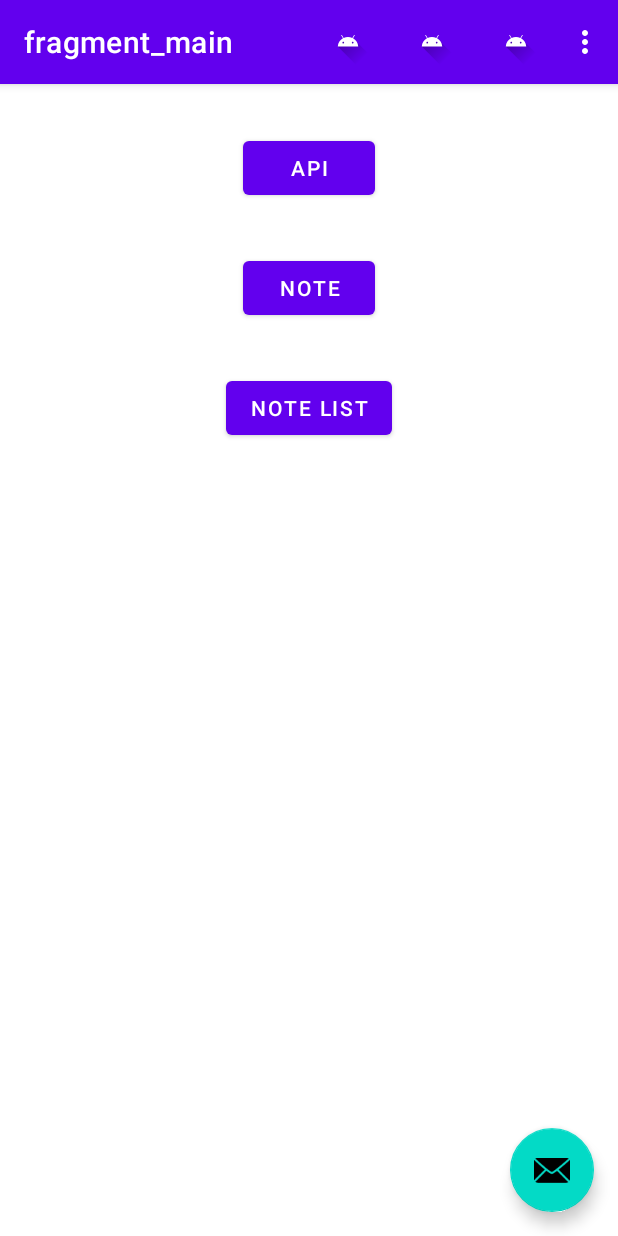
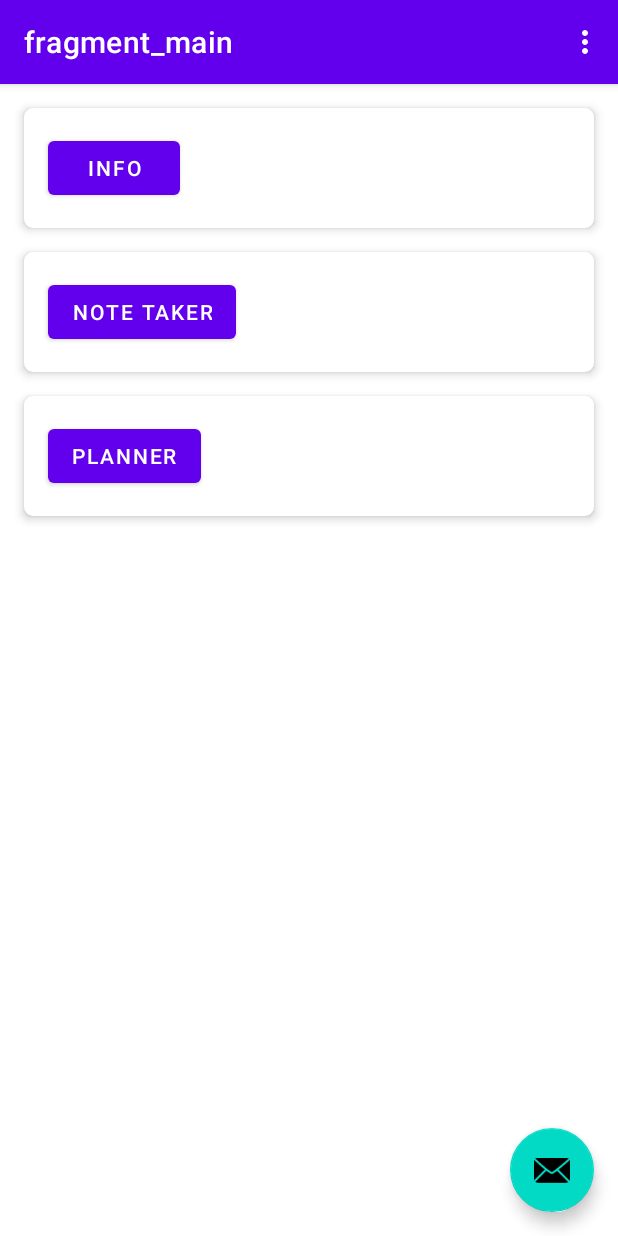
Before and after one commit to bguneys/ProjectSolutions, an Android app: the screen it shows after launch (MainActivity), in the options menu, after a tap on "Settings", on a phone screen of 412 x 824 dp. Run offline under Robolectric (Android 15) with nearby library versions, the phone set to English and light mode, and no system bars; our stand-ins replace Room's generated code, navigation-ui.

Commit message:
Layout designs are revised.

```diff
--- a/app/build.gradle
+++ b/app/build.gradle
@@ -76,4 +76,5 @@ dependencies {
     implementation "androidx.room:room-ktx:2.2.5"
 
     implementation "androidx.lifecycle:lifecycle-extensions:2.2.0"
+    implementation 'com.android.support:cardview-v7:28.0.0'
 }
--- a/app/src/main/res/layout/activity_main.xml
+++ b/app/src/main/res/layout/activity_main.xml
@@ -1,5 +1,6 @@
 <?xml version="1.0" encoding="utf-8"?>
-<androidx.coordinatorlayout.widget.CoordinatorLayout xmlns:android="http://schemas.android.com/apk/res/android"
+<androidx.coordinatorlayout.widget.CoordinatorLayout
+    xmlns:android="http://schemas.android.com/apk/res/android"
     xmlns:app="http://schemas.android.com/apk/res-auto"
     xmlns:tools="http://schemas.android.com/tools"
     android:layout_width="match_parent"
--- a/app/src/main/res/layout/folder_list_item.xml
+++ b/app/src/main/res/layout/folder_list_item.xml
@@ -1,11 +1,17 @@
 <?xml version="1.0" encoding="utf-8"?>
-<androidx.constraintlayout.widget.ConstraintLayout xmlns:android="http://schemas.android.com/apk/res/android"
+<com.google.android.material.card.MaterialCardView xmlns:android="http://schemas.android.com/apk/res/android"
     xmlns:app="http://schemas.android.com/apk/res-auto"
     xmlns:tools="http://schemas.android.com/tools"
     android:layout_width="match_parent"
     android:layout_height="wrap_content"
     android:layout_margin="10dp"
-    android:background="@color/colorAccent">
+    app:cardBackgroundColor="@color/design_default_color_background"
+    app:cardCornerRadius="6dp"
+    app:cardElevation="4dp">
+
+    <androidx.constraintlayout.widget.ConstraintLayout
+        android:layout_width="match_parent"
+        android:layout_height="match_parent">
 
         <TextView
             android:id="@+id/folder_title_textView"
@@ -18,4 +24,7 @@
             app:layout_constraintBottom_toBottomOf="parent"
             app:layout_constraintStart_toStartOf="parent"
             app:layout_constraintTop_toTopOf="parent" />
+
     </androidx.constraintlayout.widget.ConstraintLayout>
+
+</com.google.android.material.card.MaterialCardView>
--- a/app/src/main/res/layout/fragment_folder_list.xml
+++ b/app/src/main/res/layout/fragment_folder_list.xml
@@ -1,5 +1,6 @@
 <?xml version="1.0" encoding="utf-8"?>
-<androidx.constraintlayout.widget.ConstraintLayout xmlns:app="http://schemas.android.com/apk/res-auto"
+<androidx.constraintlayout.widget.ConstraintLayout
+    xmlns:app="http://schemas.android.com/apk/res-auto"
     xmlns:tools="http://schemas.android.com/tools"
     xmlns:android="http://schemas.android.com/apk/res/android"
     android:layout_width="match_parent"
@@ -8,8 +9,8 @@
 
     <androidx.recyclerview.widget.RecyclerView
         android:id="@+id/folder_list_recyclerView"
-        android:layout_width="409dp"
-        android:layout_height="729dp"
+        android:layout_width="0dp"
+        android:layout_height="0dp"
         app:layout_constraintBottom_toBottomOf="parent"
         app:layout_constraintEnd_toEndOf="parent"
         app:layout_constraintStart_toStartOf="parent"
--- a/app/src/main/res/layout/fragment_main.xml
+++ b/app/src/main/res/layout/fragment_main.xml
@@ -6,33 +6,106 @@
     android:layout_height="match_parent"
     tools:context=".MainFragment">
 
+    <com.google.android.material.card.MaterialCardView
+        android:id="@+id/materialCardView"
+        android:layout_width="match_parent"
+        android:layout_height="wrap_content"
+        android:layout_margin="16dp"
+        android:clickable="true"
+        android:foreground="?android:attr/selectableItemBackground"
+        app:cardBackgroundColor="@color/design_default_color_background"
+        app:cardCornerRadius="6dp"
+        app:cardElevation="4dp"
+        app:layout_constraintEnd_toEndOf="parent"
+        app:layout_constraintStart_toStartOf="parent"
+        app:layout_constraintTop_toTopOf="parent">
+
+        <androidx.constraintlayout.widget.ConstraintLayout
+            android:layout_width="match_parent"
+            android:layout_height="wrap_content">
+
             <Button
                 android:id="@+id/button"
                 android:layout_width="wrap_content"
                 android:layout_height="wrap_content"
-        android:layout_marginTop="32dp"
-        android:text="API"
+                android:layout_marginStart="16dp"
+                android:layout_marginTop="16dp"
+                android:layout_marginBottom="16dp"
+                android:text="Info"
+                app:layout_constraintBottom_toBottomOf="parent"
+                app:layout_constraintStart_toStartOf="parent"
+                app:layout_constraintTop_toTopOf="parent" />
+
+        </androidx.constraintlayout.widget.ConstraintLayout>
+
+    </com.google.android.material.card.MaterialCardView>
+
+    <com.google.android.material.card.MaterialCardView
+        android:id="@+id/materialCardView2"
+        android:layout_width="match_parent"
+        android:layout_height="wrap_content"
+        android:layout_margin="16dp"
+        android:clickable="true"
+        android:foreground="?android:attr/selectableItemBackground"
+        app:cardBackgroundColor="@color/design_default_color_background"
+        app:cardCornerRadius="6dp"
+        app:cardElevation="4dp"
         app:layout_constraintEnd_toEndOf="parent"
         app:layout_constraintStart_toStartOf="parent"
-        app:layout_constraintTop_toTopOf="parent" />
+        app:layout_constraintTop_toBottomOf="@+id/materialCardView">
+
+        <androidx.constraintlayout.widget.ConstraintLayout
+            android:layout_width="match_parent"
+            android:layout_height="wrap_content">
 
             <Button
                 android:id="@+id/note_button"
                 android:layout_width="wrap_content"
                 android:layout_height="wrap_content"
-        android:layout_marginTop="32dp"
-        android:text="Note"
+                android:layout_marginStart="16dp"
+                android:layout_marginTop="16dp"
+                android:layout_marginBottom="16dp"
+                android:text="Note Taker"
+                app:layout_constraintBottom_toBottomOf="parent"
+                app:layout_constraintStart_toStartOf="parent"
+                app:layout_constraintTop_toTopOf="parent" />
+
+        </androidx.constraintlayout.widget.ConstraintLayout>
+
+    </com.google.android.material.card.MaterialCardView>
+
+    <com.google.android.material.card.MaterialCardView
+        android:id="@+id/materialCardView3"
+        android:layout_width="match_parent"
+        android:layout_height="wrap_content"
+        android:layout_margin="16dp"
+        android:clickable="true"
+        android:foreground="?android:attr/selectableItemBackground"
+        app:cardBackgroundColor="@color/design_default_color_background"
+        app:cardCornerRadius="6dp"
+        app:cardElevation="4dp"
         app:layout_constraintEnd_toEndOf="parent"
         app:layout_constraintStart_toStartOf="parent"
-        app:layout_constraintTop_toBottomOf="@+id/button" />
+        app:layout_constraintTop_toBottomOf="@+id/materialCardView2">
+
+        <androidx.constraintlayout.widget.ConstraintLayout
+            android:layout_width="match_parent"
+            android:layout_height="wrap_content">
 
             <Button
                 android:id="@+id/note_list_button"
                 android:layout_width="wrap_content"
                 android:layout_height="wrap_content"
-        android:layout_marginTop="32dp"
-        android:text="Note List"
-        app:layout_constraintEnd_toEndOf="parent"
+                android:layout_marginStart="16dp"
+                android:layout_marginTop="16dp"
+                android:layout_marginBottom="16dp"
+                android:text="Planner"
+                app:layout_constraintBottom_toBottomOf="parent"
                 app:layout_constraintStart_toStartOf="parent"
-        app:layout_constraintTop_toBottomOf="@+id/note_button" />
+                app:layout_constraintTop_toTopOf="parent" />
+
         </androidx.constraintlayout.widget.ConstraintLayout>
+
+    </com.google.android.material.card.MaterialCardView>
+
+</androidx.constraintlayout.widget.ConstraintLayout>
--- a/app/src/main/res/layout/fragment_note_list.xml
+++ b/app/src/main/res/layout/fragment_note_list.xml
@@ -8,8 +8,8 @@
 
     <androidx.recyclerview.widget.RecyclerView
         android:id="@+id/note_list_recyclerView"
-        android:layout_width="409dp"
-        android:layout_height="729dp"
+        android:layout_width="0dp"
+        android:layout_height="0dp"
         app:layout_constraintBottom_toBottomOf="parent"
         app:layout_constraintEnd_toEndOf="parent"
         app:layout_constraintStart_toStartOf="parent"
--- a/app/src/main/res/layout/note_list_item.xml
+++ b/app/src/main/res/layout/note_list_item.xml
@@ -1,11 +1,17 @@
 <?xml version="1.0" encoding="utf-8"?>
-<androidx.constraintlayout.widget.ConstraintLayout xmlns:android="http://schemas.android.com/apk/res/android"
+<com.google.android.material.card.MaterialCardView xmlns:android="http://schemas.android.com/apk/res/android"
     xmlns:app="http://schemas.android.com/apk/res-auto"
     xmlns:tools="http://schemas.android.com/tools"
     android:layout_width="match_parent"
     android:layout_height="wrap_content"
     android:layout_margin="10dp"
-    android:background="@color/ic_launcher_background">
+    app:cardBackgroundColor="@color/design_default_color_background"
+    app:cardCornerRadius="6dp"
+    app:cardElevation="4dp">
+
+    <androidx.constraintlayout.widget.ConstraintLayout
+        android:layout_width="match_parent"
+        android:layout_height="match_parent">
 
         <TextView
             android:id="@+id/note_title_textView"
@@ -18,4 +24,7 @@
             app:layout_constraintBottom_toBottomOf="parent"
             app:layout_constraintStart_toStartOf="parent"
             app:layout_constraintTop_toTopOf="parent" />
+
     </androidx.constraintlayout.widget.ConstraintLayout>
+
+</com.google.android.material.card.MaterialCardView>
--- a/app/src/main/res/menu/menu_main.xml
+++ b/app/src/main/res/menu/menu_main.xml
@@ -4,29 +4,8 @@
     tools:context="com.bguneys.app652020.MainActivity">
 
     <item
-        android:id="@+id/folderListFragment"
+        android:id="@+id/action_settings"
         android:orderInCategory="100"
-        android:title="Note Taker"
-        android:icon="@drawable/ic_launcher_foreground"
-        app:showAsAction="always" />
-
-    <item
-        android:id="@+id/plannerFragment"
-        android:orderInCategory="200"
-        android:title="Planner"
-        android:icon="@drawable/ic_launcher_foreground"
-        app:showAsAction="always" />
-
-    <item
-        android:id="@+id/infoFragment"
-        android:orderInCategory="300"
-        android:title="Info"
-        android:icon="@drawable/ic_launcher_foreground"
-        app:showAsAction="always" />
-
-    <item
-        android:id="@+id/action_settings"
-        android:orderInCategory="400"
         android:title="@string/action_settings"
         app:showAsAction="never" />
 
```
Lines whose indentation alone changed are shown as unchanged.
